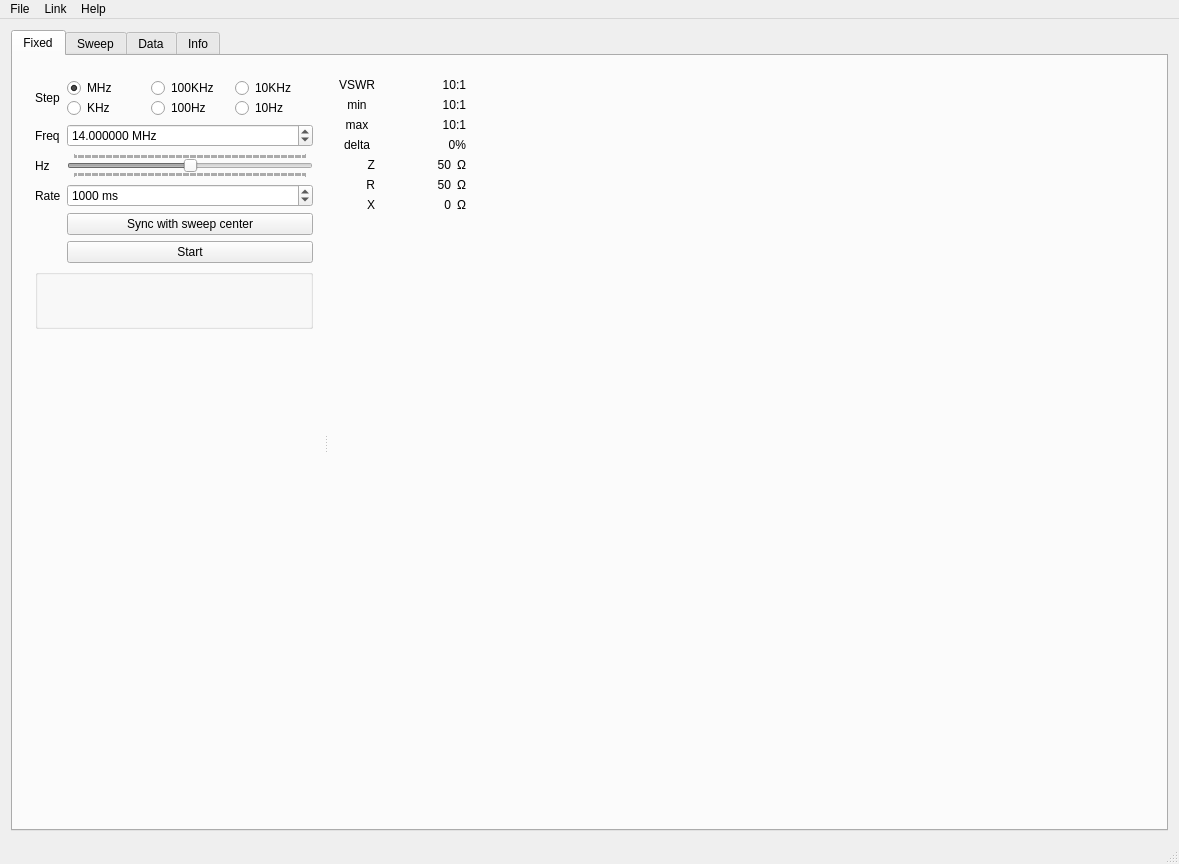
Above: mainwindow.ui from OnnoBH/sark-100-antenna-analyzer before the change. Below: the same form after it.
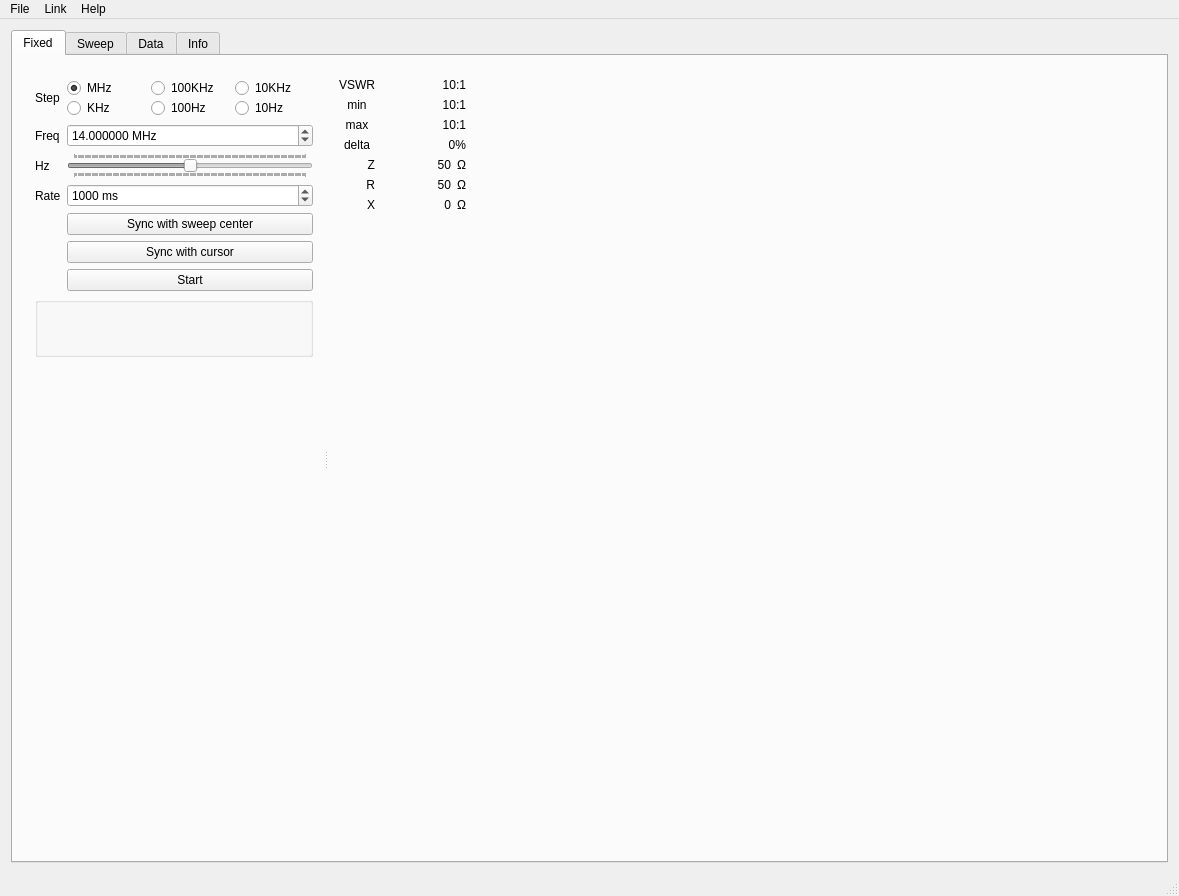
That is the form after the change. Icons and pictures are not drawn. Custom widgets are drawn as their Qt base class.

Commit message: included sync with cursor for both fixed and sweep mode

The edit to the form file:
```diff
--- a/mainwindow.ui
+++ b/mainwindow.ui
@@ -7,7 +7,7 @@
     <x>0</x>
     <y>0</y>
     <width>1179</width>
-    <height>864</height>
+    <height>896</height>
    </rect>
   </property>
   <property name="sizePolicy">
@@ -218,13 +218,6 @@
                 </item>
                </layout>
               </item>
-              <item row="6" column="1">
-               <widget class="QPushButton" name="monStartBtn">
-                <property name="text">
-                 <string>Start</string>
-                </property>
-               </widget>
-              </item>
               <item row="2" column="0">
                <widget class="QLabel" name="label_25">
                 <property name="text">
@@ -232,6 +225,20 @@
                 </property>
                </widget>
               </item>
+              <item row="7" column="1">
+               <widget class="QPushButton" name="monStartBtn">
+                <property name="text">
+                 <string>Start</string>
+                </property>
+               </widget>
+              </item>
+              <item row="5" column="1">
+               <widget class="QPushButton" name="monitorSync">
+                <property name="text">
+                 <string>Sync with sweep center</string>
+                </property>
+               </widget>
+              </item>
               <item row="2" column="1">
                <widget class="QSlider" name="slider_hz">
                 <property name="enabled">
@@ -251,10 +258,10 @@
                 </property>
                </widget>
               </item>
-              <item row="5" column="1">
-               <widget class="QPushButton" name="monitorSync">
+              <item row="6" column="1">
+               <widget class="QPushButton" name="syncWithCursor">
                 <property name="text">
-                 <string>Sync with sweep center</string>
+                 <string>Sync with cursor</string>
                 </property>
                </widget>
               </item>
```
Left out of the diff: 7 changed lines with no effect on the pictures. The commit also changes 3 other files.
